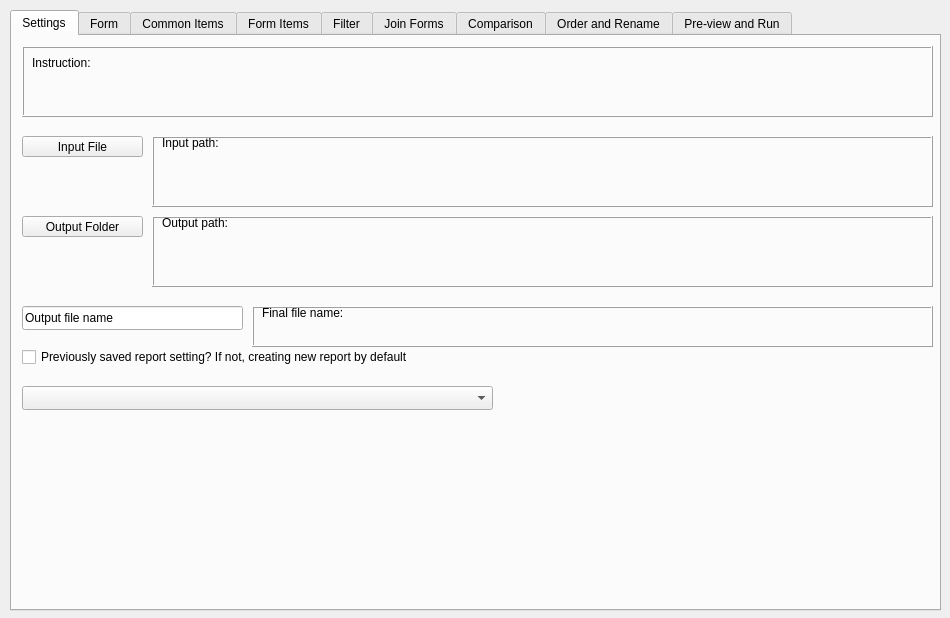
This is form.ui in HoangMNguyen/CCI_ClinicalReporting as Qt 5 draws it before an edit. The edited form follows.
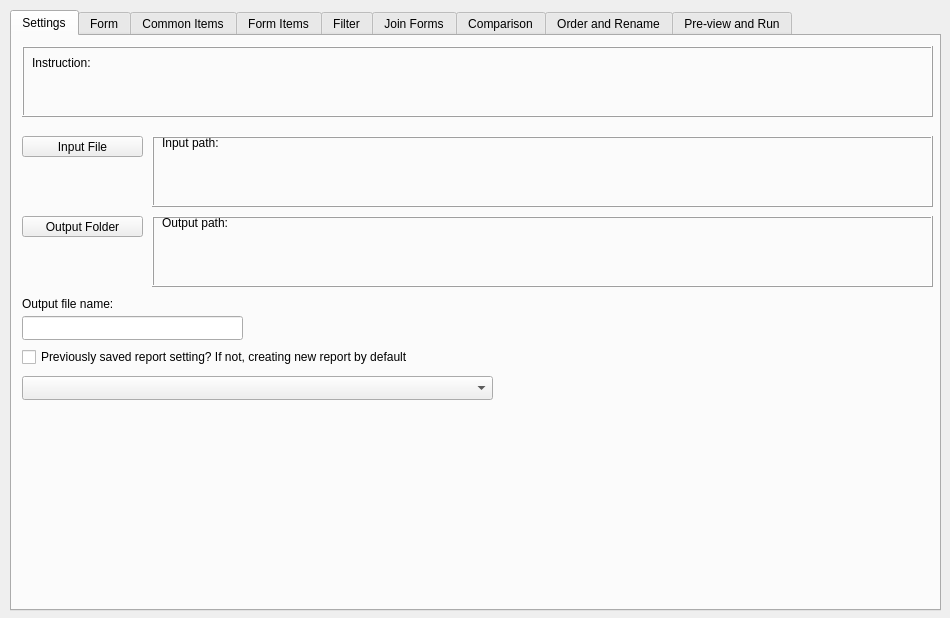
This is the edited form. The open tabs and pages were chosen to show the change. Icons and pictures are not drawn.

```diff
--- a/form.ui
+++ b/form.ui
@@ -118,7 +118,7 @@
      <property name="geometry">
       <rect>
        <x>10</x>
-       <y>350</y>
+       <y>340</y>
        <width>471</width>
        <height>24</height>
       </rect>
@@ -128,13 +128,16 @@
      <property name="geometry">
       <rect>
        <x>10</x>
-       <y>270</y>
+       <y>280</y>
        <width>221</width>
        <height>24</height>
       </rect>
      </property>
      <property name="text">
-      <string>Output file name</string>
+      <string/>
+     </property>
+     <property name="placeholderText">
+      <string extracomment="Enter file name here"/>
      </property>
     </widget>
     <widget class="QCheckBox" name="checkBox_saved_setting">
@@ -220,40 +223,18 @@
       </property>
      </widget>
     </widget>
-    <widget class="QFrame" name="frame_4">
+    <widget class="QLabel" name="label_2">
      <property name="geometry">
       <rect>
-       <x>240</x>
-       <y>270</y>
-       <width>681</width>
-       <height>41</height>
+       <x>10</x>
+       <y>260</y>
+       <width>191</width>
+       <height>16</height>
       </rect>
      </property>
-     <property name="frameShape">
-      <enum>QFrame::Shape::Box</enum>
+     <property name="text">
+      <string>Output file name:</string>
      </property>
-     <property name="frameShadow">
-      <enum>QFrame::Shadow::Raised</enum>
-     </property>
-     <widget class="QLabel" name="label_file_name">
-      <property name="geometry">
-       <rect>
-        <x>10</x>
-        <y>0</y>
-        <width>661</width>
-        <height>41</height>
-       </rect>
-      </property>
-      <property name="text">
-       <string>Final file name:</string>
-      </property>
-      <property name="alignment">
-       <set>Qt::AlignmentFlag::AlignLeading|Qt::AlignmentFlag::AlignLeft|Qt::AlignmentFlag::AlignTop</set>
-      </property>
-      <property name="wordWrap">
-       <bool>true</bool>
-      </property>
-     </widget>
     </widget>
    </widget>
    <widget class="QWidget" name="tab_forms">
```
Left out of the diff: 2 changed lines with no effect on the pictures.
